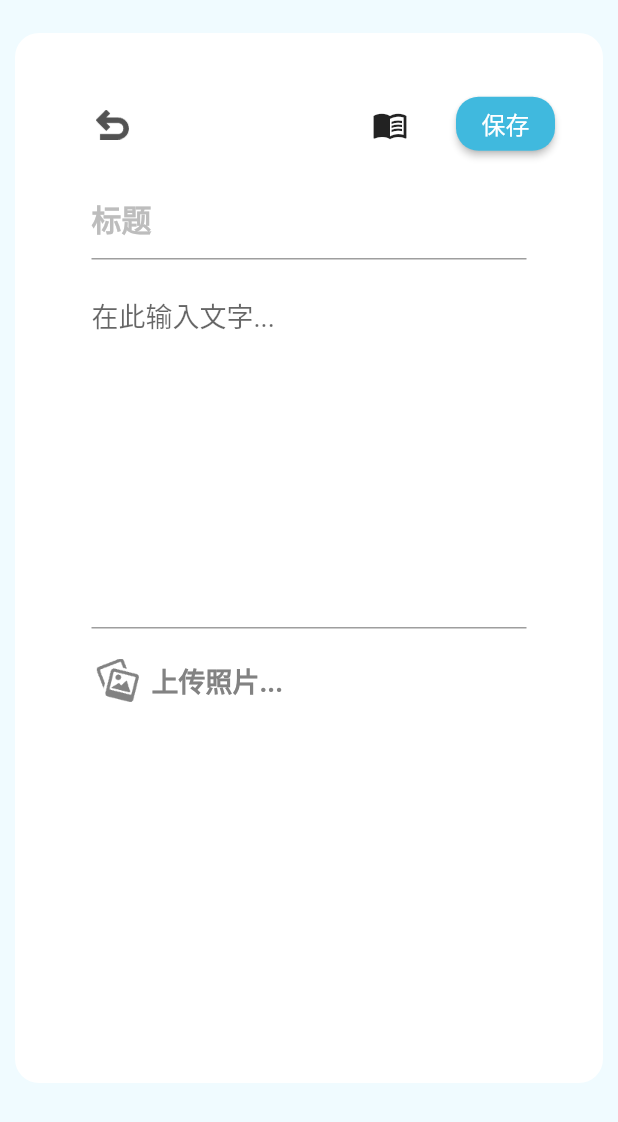
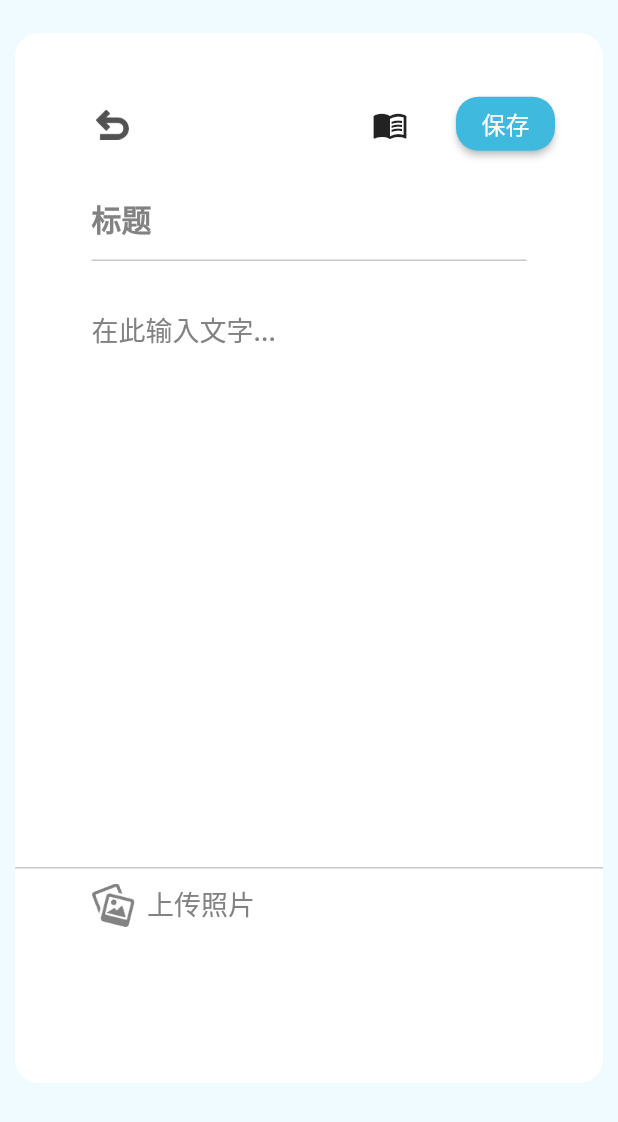
Before and after one commit to Lenc1/Memo-2.0, a Flutter app: the screen it shows after launch, after a tap on "添加Memo", on a phone screen of 412 x 824 dp. Shown: the top 1122 px of the screen. Run offline on Flutter 3.47's test engine with Material 2 defaults, Android fonts, the light colour scheme and no system bars; our stand-ins replace flutter_markdown, image_picker; missing offline and left inert: window_manager; Roboto replaces fonts that are missing (SourceHanSans).

Commit message:
upgrade UI

```diff
--- a/lib/main.dart
+++ b/lib/main.dart
@@ -8,12 +8,11 @@ import 'models/memo_weiget.dart';
 
 import 'pages/profile.dart';
 
-void main() async{
+void main() async {
   WidgetsFlutterBinding.ensureInitialized();
   await windowManager.ensureInitialized();
 
-  windowManager.setSize(
-      const Size(470,800) //自定义窗口大小
+  windowManager.setSize(const Size(470, 800) //自定义窗口大小
       );
 
   windowManager.setResizable(false);
@@ -84,6 +83,7 @@ class _MyHomePageState extends State<MyHomePage> {
       MaterialPageRoute(builder: (context) => const ProfilePage()),
     );
   }
+
   @override
   Widget build(BuildContext context) {
     return Scaffold(
@@ -103,8 +103,7 @@ class _MyHomePageState extends State<MyHomePage> {
                 Container(
                   width: 253,
                   height: 73,
-                    margin:
-                        const EdgeInsets.only(left: 12, top: 26, right: 121),
+                  margin: const EdgeInsets.only(left: 12, top: 26, right: 121),
                   decoration: BoxDecoration(
                     color: const Color.fromRGBO(242, 242, 242, 1),
                     borderRadius: BorderRadius.circular(37),
@@ -128,7 +127,14 @@ class _MyHomePageState extends State<MyHomePage> {
                                 image: AssetImage('lib/assets/avator.jpg'),
                                 fit: BoxFit.cover,
                               ),
+                              boxShadow: [
+                                BoxShadow(
+                                  color: Color.fromRGBO(0, 0, 0, 0.25),
+                                  offset: Offset(0, 2),
+                                  blurRadius: 4,
+                                  spreadRadius: 0,
                                 ),
+                              ]),
                         ),
                         Container(
                           alignment: Alignment.topLeft,
@@ -152,6 +158,7 @@ class _MyHomePageState extends State<MyHomePage> {
                               Text(
                                 '已使用 Memo 280 天',
                                 style: TextStyle(
+                                  fontFamily: 'SourceHanSans',
                                   fontSize: 12,
                                   fontWeight: FontWeight.w600,
                                   color: Color.fromRGBO(117, 117, 117, 1),
@@ -190,11 +197,9 @@ class _MyHomePageState extends State<MyHomePage> {
                     decoration: BoxDecoration(
                       color: Colors.white,
                       borderRadius: BorderRadius.circular(16),
-                      boxShadow: [], // 取消阴影
                     ),
                     child: GestureDetector(
                       onTap: () {
-                        // 查看日记详细内容
                         Navigator.push(
                           context,
                           MaterialPageRoute(
@@ -239,22 +244,28 @@ class _MyHomePageState extends State<MyHomePage> {
                               margin: const EdgeInsets.only(left: 31, top: 63),
                               child: Text(
                                 diary.content.length > 10
-                                    ? diary.content.substring(0, 10) + '...'
+                                    ? '${diary.content.substring(0, 10)}...'
                                     : diary.content,
-                                maxLines: 1, // 限制为单行显示
-                                overflow: TextOverflow.ellipsis, // 超出部分用...表示
+                                maxLines: 1,
+                                overflow: TextOverflow.ellipsis,
                               ),
                             ),
                             Container(
-                              width: 82,
-                              height: 82,
-                              margin: const EdgeInsets.only(top: 37, left: 265),
+                              width: 115,
+                              height: 115,
+                              margin: const EdgeInsets.only(top: 16, left: 260),
                               decoration: BoxDecoration(
                                   borderRadius: BorderRadius.circular(8),
+                                  boxShadow: const [
+                                    BoxShadow(
+                                      color: Color.fromRGBO(0, 0, 0, 0.25),
+                                      offset: Offset(0, 2),
+                                      blurRadius: 4,
+                                      spreadRadius: 0,
                                     ),
+                                  ]),
                               child: ClipRRect(
                                 borderRadius: BorderRadius.circular(8),
-                                // 使图片也具有圆角
                                 child: Image.file(
                                   diary.images[0],
                                   fit: BoxFit.cover,
--- a/lib/models/memo_weiget.dart
+++ b/lib/models/memo_weiget.dart
@@ -8,8 +8,11 @@ class NewMemoWidget extends StatelessWidget {
     DateTime now = DateTime.now();
     return "${now.year}-${now.month.toString().padLeft(2, '0')}-${now.day.toString().padLeft(2, '0')}";
   }
+
   const NewMemoWidget({required this.onPressed});
+
   final VoidCallback onPressed;
+
   @override
   Widget build(BuildContext context) {
     // TODO: implement build
@@ -42,13 +45,14 @@ class NewMemoWidget extends StatelessWidget {
               margin: const EdgeInsets.only(left: 20, top: 48),
               decoration: BoxDecoration(
                 color: const Color.fromRGBO(156, 204, 219, 1),
-                borderRadius: BorderRadius.circular(27),
+                borderRadius: BorderRadius.circular(14),
               ),
               child: Container(
                 margin: const EdgeInsets.only(left: 54, top: 16),
                 child: const Text(
                   '添加Memo',
                   style: TextStyle(
+                    fontFamily: 'SourceHanSans',
                     fontSize: 14,
                     fontWeight: FontWeight.w800,
                     color: Colors.white,
@@ -62,12 +66,18 @@ class NewMemoWidget extends StatelessWidget {
               margin: const EdgeInsets.only(
                   top: 13, right: 12, left: 155, bottom: 13),
               decoration: BoxDecoration(
-                color: const Color.fromRGBO(255, 255, 255, 1),
-                borderRadius: BorderRadius.circular(18),
-              ),
+                  color: const Color.fromRGBO(255, 255, 255, 1),
+                  borderRadius: BorderRadius.circular(18),
+                  boxShadow: const [
+                    BoxShadow(
+                      color: Color.fromRGBO(0, 0, 0, 0.25),
+                      offset: Offset(0, 2),
+                      blurRadius: 4,
+                      spreadRadius: 0,
+                    ),
+                  ]),
               child: Container(
-                margin: const EdgeInsets.only(
-                    top: 16, left: 22, bottom: 68),
+                margin: const EdgeInsets.only(top: 16, left: 22, bottom: 68),
                 child: Text(
                   _getCurrentDate(),
                   style: const TextStyle(
@@ -93,23 +103,22 @@ class NewMemoWidget extends StatelessWidget {
               height: 35,
               margin: const EdgeInsets.only(top: 5, left: 306),
               decoration: const BoxDecoration(
-                  image: DecorationImage(
-                      image: AssetImage('lib/assets/tag.png'))),
+                  image:
+                      DecorationImage(image: AssetImage('lib/assets/tag.png'))),
             ),
             Container(
               width: 60,
               height: 70,
               margin: const EdgeInsets.only(top: 73, left: 281),
               decoration: const BoxDecoration(
-                  image: DecorationImage(
-                      image: AssetImage('lib/assets/pen.png'))),
+                  image:
+                      DecorationImage(image: AssetImage('lib/assets/pen.png'))),
             ),
           ],
         ),
       ),
     );
   }
-
 }
 
 final Map<DateTime, int> heatmapData = {
@@ -119,7 +128,6 @@ final Map<DateTime, int> heatmapData = {
 };
 
 class MyHeatMap extends StatelessWidget {
-
   const MyHeatMap();
 
   @override
@@ -139,10 +147,12 @@ class MyHeatMap extends StatelessWidget {
           children: [
             GitHubHeatmap(
               startDate: DateTime.now().subtract(const Duration(days: 20 * 7)),
-              totalWeeks: 32, // 显示列
+              totalWeeks: 30,
+              // 显示列
               data: heatmapData,
-              cellSize: 9,    // 单元格size
-              spacing: 1 ,      // 间隔
+              cellSize: 9,
+              // 单元格size
+              spacing: 1, // 间隔
             )
           ],
         ),
--- a/lib/pages/new_diary.dart
+++ b/lib/pages/new_diary.dart
@@ -84,7 +84,7 @@ class _NewDiaryPageState extends State<NewDiaryPage> {
                         ),
                       ),
                       Container(
-                        margin: EdgeInsets.only(top: 37, left: 150),
+                        margin: const EdgeInsets.only(top: 37, left: 150),
                         child: IconButton(
                           icon: Icon(_isEditing ? Icons.menu_book : Icons.edit),
                           onPressed: () {
@@ -99,7 +99,8 @@ class _NewDiaryPageState extends State<NewDiaryPage> {
                         child: ElevatedButton(
                           onPressed: _saveDiary,
                           style: ElevatedButton.styleFrom(
-                            primary: const Color.fromRGBO(64, 185, 222, 1),
+                            backgroundColor:
+                                const Color.fromRGBO(64, 185, 222, 1),
                             padding: const EdgeInsets.symmetric(
                                 horizontal: 17, vertical: 2),
                             shape: RoundedRectangleBorder(
@@ -109,6 +110,7 @@ class _NewDiaryPageState extends State<NewDiaryPage> {
                           child: const Text(
                             '保存',
                             style: TextStyle(
+                              fontFamily: 'SourceHanSans',
                               fontSize: 16,
                               fontWeight: FontWeight.w500,
                             ),
@@ -119,10 +121,11 @@ class _NewDiaryPageState extends State<NewDiaryPage> {
                   ),
                   Container(
                     margin: const EdgeInsets.only(
-                        top: 12, left: 51, right: 51, bottom: 12),
+                        top: 12, left: 51, right: 51),
                     child: const TextField(
                       maxLines: 1,
                       style: TextStyle(
+                        fontFamily: 'SourceHanSans',
                         fontSize: 20,
                         fontWeight: FontWeight.w600,
                         color: Color.fromRGBO(46, 46, 46, 1),
@@ -130,10 +133,19 @@ class _NewDiaryPageState extends State<NewDiaryPage> {
                       decoration: InputDecoration(
                         hintText: '标题',
                         hintStyle: TextStyle(
-                            color: Color.fromRGBO(189, 189, 189, 1),
-                          )),
+                          color: Color.fromRGBO(130, 130, 130, 1),
+                        ),
+                        border: InputBorder.none, //取消下划线
                       ),
                     ),
+                  ),
+                  Container(
+                      margin: EdgeInsets.only(left: 51,right: 51,bottom: 20),
+                      child: const Divider(
+                        height: 1,
+                        color: Color.fromRGBO(200, 200, 200, 1),
+                        thickness: 1,
+                      )),
                   Container(
                     margin: const EdgeInsets.only(left: 51, right: 51),
                     child: Column(
@@ -142,8 +154,9 @@ class _NewDiaryPageState extends State<NewDiaryPage> {
                             ? TextField(
                                 maxLines: 10,
                                 style: const TextStyle(
+                                  fontFamily: 'SourceHanSans',
                                   fontSize: 18,
-                                  fontWeight: FontWeight.normal,
+                                  fontWeight: FontWeight.w500,
                                   color: Color.fromRGBO(46, 46, 46, 1),
                                 ),
                                 controller: _controller,
@@ -155,7 +168,10 @@ class _NewDiaryPageState extends State<NewDiaryPage> {
                                 },
                                 decoration: const InputDecoration(
                                   hintText: '在此输入文字...',
-                                  // border: InputBorder.none, //取消下划线
+                                  hintStyle: TextStyle(
+                                    color: Color.fromRGBO(130, 130, 130, 1),
+                                  ),
+                                  border: InputBorder.none, //取消下划线
                                 ),
                                 // TODO: markdown显示
                               )
@@ -171,63 +187,108 @@ class _NewDiaryPageState extends State<NewDiaryPage> {
                       ],
                     ),
                   ),
-                  const SizedBox(height: 20),
-                  Row(
+                  Stack(
                     children: [
+                      const SizedBox(height: 150),
+                      if (_images.isNotEmpty) ...[
+                        const SizedBox(height: 40),
+                        const Text(
+                          '已选择的图片：',
+                          style: TextStyle(fontFamily: 'SourceHanSans'),
+                        ),
                         Container(
-                        child: InkWell(
-                          onTap: () {
-                            print("picking Image...");
-                            _pickImages();
-                          },
-                          child: Container(
-                            width: 29,
-                            height: 29,
-                            margin: const EdgeInsets.only(left: 54),
-                            decoration: const BoxDecoration(
-                                image: DecorationImage(
-                                    image:
-                                        AssetImage('lib/assets/photos.png'))),
-                          ),
-                        ),
-                      ),
-                      const SizedBox(
-                        width: 8,
-                      ),
-                      const Text(
-                        '上传照片...',
-                        style: TextStyle(
-                          fontSize: 18,
-                          fontWeight: FontWeight.w600,
-                          color: Color.fromRGBO(130, 130, 130, 1),
-                        ),
-                      ),
-                    ],
-                  ),
-                  const SizedBox(height: 20),
-                  if (_images.isNotEmpty) ...[
-                    const Text('已选择的图片：'),
-                    SizedBox(
-                      height: 100,
+                          height: 82,
+                          margin: const EdgeInsets.symmetric(horizontal: 51),
                           child: ListView.builder(
                             scrollDirection: Axis.horizontal,
                             itemCount: _images.length,
                             itemBuilder: (context, index) {
-                          return Padding(
-                            padding:
-                                const EdgeInsets.symmetric(horizontal: 5.0),
+                              return Container(
+                                width: 82,
+                                height: 82,
+                                margin: const EdgeInsets.symmetric(horizontal: 10),
+                                decoration: BoxDecoration(
+                                    borderRadius: BorderRadius.circular(8),
+                                    boxShadow: const[
+                                      BoxShadow(
+                                        color: Color.fromRGBO(0, 0, 0, 0.25),
+                                        offset: Offset(0, 2),
+                                        blurRadius: 4,
+                                        spreadRadius: 0,
+                                      )
+                                    ]
+                                ),
+                                child: ClipRRect(
+                                  borderRadius: BorderRadius.circular(8),
                                   child: Image.file(
                                     _images[index],
-                              width: 80,
-                              height: 80,
                                     fit: BoxFit.cover,
+                                  ),
                                 ),
                               );
                             },
                           ),
                         ),
                       ],
-                  const SizedBox(height: 20),
+                    ],
+                  ),
+
+                  const Divider(
+                    height: 1,
+                    color: Color.fromRGBO(200, 200, 200, 1),
+                    thickness: 1,
+                  ),
+                  Row(
+                    crossAxisAlignment: CrossAxisAlignment.start,
+                    children: [
+                      InkWell(
+                        onTap: () {
+                          print("picking Image...");
+                          _pickImages();
+                        },
+                        child: Container(
+                          alignment: Alignment.topLeft,
+                          width: 150,
+                          margin: const EdgeInsets.only(top: 10, left: 51),
+                          child: Row(
+                            crossAxisAlignment: CrossAxisAlignment.start,
+                            children: [
+                              Container(
+                                width: 29,
+                                height: 29,
+                                decoration: const BoxDecoration(
+                                    image: DecorationImage(
+                                        image: AssetImage(
+                                            'lib/assets/photos.png'))),
+                              ),
+                              const SizedBox(
+                                width: 8,
+                              ),
+                              _images.isEmpty
+                                  ? const Text(
+                                      '上传照片',
+                                      style: TextStyle(
+                                        fontFamily: 'SourceHanSans',
+                                        fontSize: 18,
+                                        fontWeight: FontWeight.w500,
+                                        color: Color.fromRGBO(130, 130, 130, 1),
+                                      ),
+                                    )
+                                  : const Text(
+                                      '重新选择',
+                                      style: TextStyle(
+                                        fontFamily: 'SourceHanSans',
+                                        fontSize: 18,
+                                        fontWeight: FontWeight.w500,
+                                        color: Color.fromRGBO(130, 130, 130, 1),
+                                      ),
+                                    ),
+                            ],
+                          ),
+                        ),
+                      ),
+                    ],
+                  ),
                 ],
               ),
             ],
--- /dev/null
+++ b/lib/styles/memo_style.dart
@@ -0,0 +1 @@
+import 'package:flutter/material.dart';
--- a/pubspec.yaml
+++ b/pubspec.yaml
@@ -38,3 +38,9 @@ flutter:
     - lib/assets/back.png
     - lib/assets/photos.png
     - lib/assets/backfile.png
+  fonts:
+    - family: SourceHanSans
+      fonts:
+        - asset: lib/assets/fonts/SourceHanSansSC-Regular-2.otf
+        - asset: lib/assets/fonts/SourceHanSansSC-Bold-2.otf
+          weight: 700
```
Also changed, not shown: lib/pages/profile.dart (+53 -7 lines), lib/assets/edit.png (added), 2 other files. Lines whose indentation alone changed are shown as unchanged.
